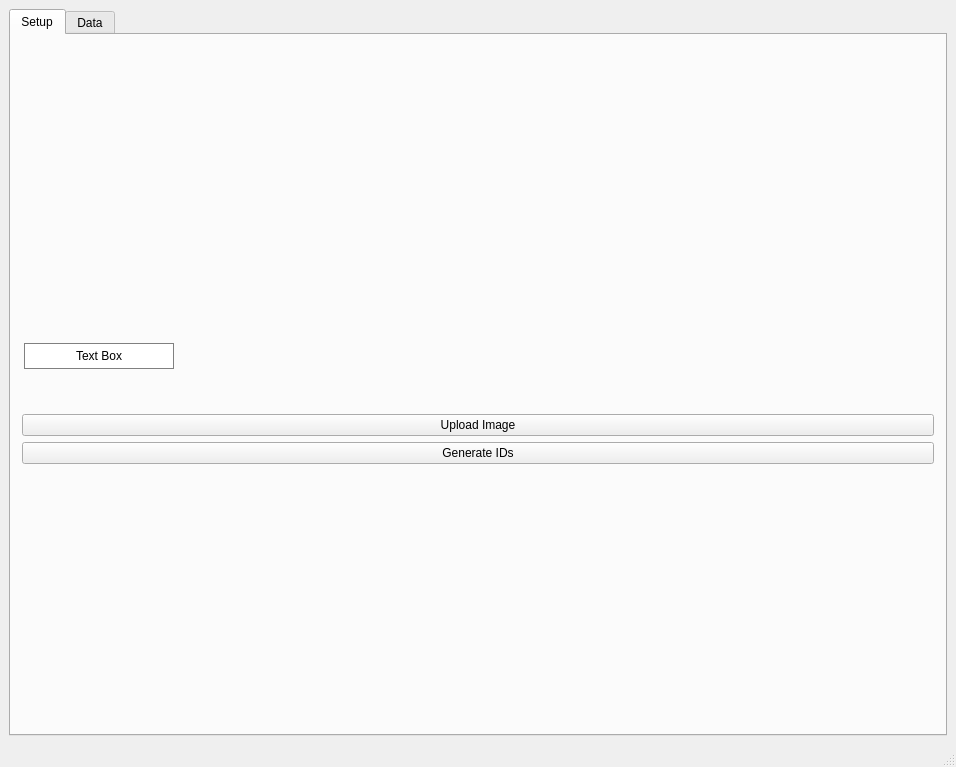
Before: the Qt Designer form generateID.ui in Leospars/Generate_IDs, drawn with Qt 5.
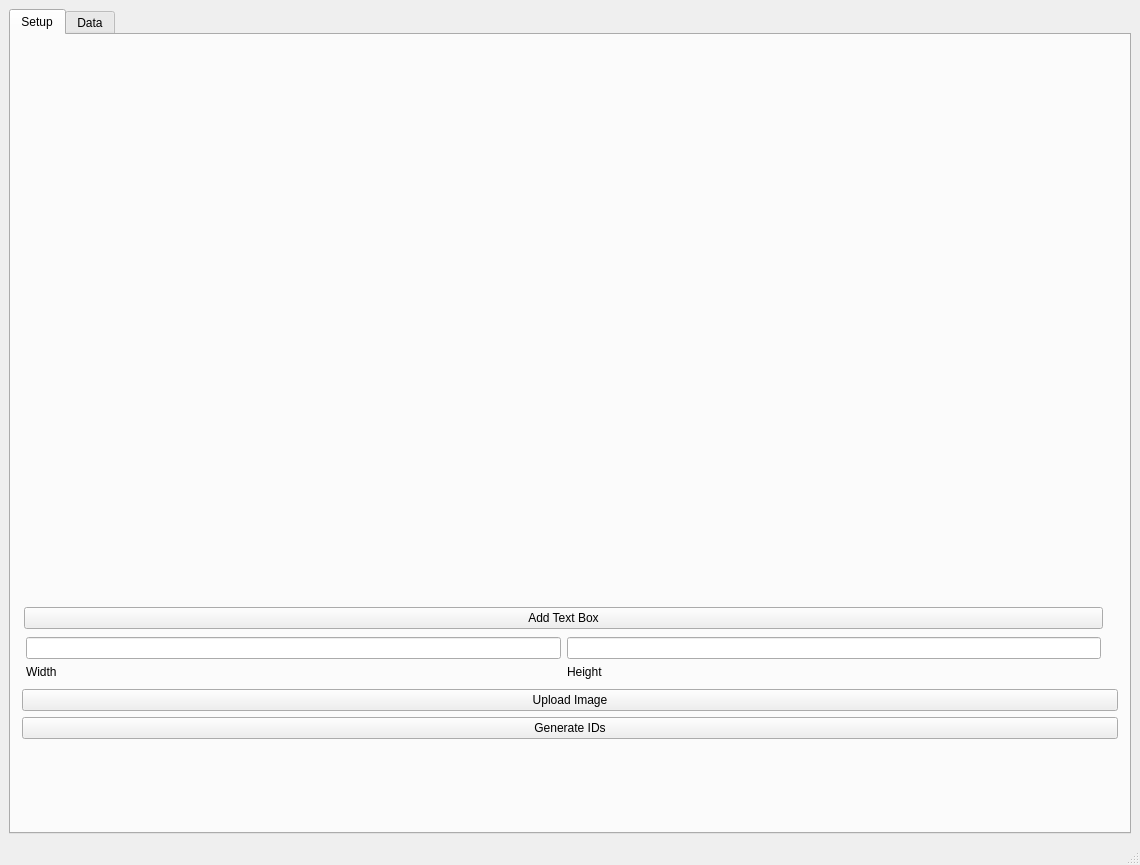
After: the same form once the commit is applied. Icons and pictures are not drawn.

Diff of the .ui file:
```diff
--- a/generateID.ui
+++ b/generateID.ui
@@ -6,8 +6,8 @@
    <rect>
     <x>0</x>
     <y>0</y>
-    <width>956</width>
-    <height>767</height>
+    <width>1140</width>
+    <height>865</height>
    </rect>
   </property>
   <property name="windowTitle">
@@ -75,52 +75,82 @@
              <number>2</number>
             </property>
             <item>
-             <widget class="QLabel" name="textBoxIcon">
-              <property name="sizePolicy">
-               <sizepolicy hsizetype="Expanding" vsizetype="Expanding">
-                <horstretch>0</horstretch>
-                <verstretch>0</verstretch>
-               </sizepolicy>
-              </property>
-              <property name="minimumSize">
-               <size>
-                <width>0</width>
-                <height>0</height>
-               </size>
-              </property>
-              <property name="maximumSize">
-               <size>
-                <width>150</width>
-                <height>100</height>
-               </size>
-              </property>
-              <property name="cursor">
-               <cursorShape>OpenHandCursor</cursorShape>
-              </property>
-              <property name="mouseTracking">
-               <bool>true</bool>
-              </property>
-              <property name="autoFillBackground">
-               <bool>false</bool>
-              </property>
-              <property name="styleSheet">
-               <string notr="true">margin: auto 0;
-                                                    text-align: center;
-                                                    height: auto;
-                                                    border: 1px solid grey;
-                                                    background-color: white
-                                                </string>
-              </property>
-              <property name="text">
-               <string>Text Box</string>
-              </property>
-              <property name="textFormat">
-               <enum>Qt::AutoText</enum>
-              </property>
-              <property name="alignment">
-               <set>Qt::AlignCenter</set>
-              </property>
-             </widget>
+             <layout class="QVBoxLayout" name="verticalLayout_6">
+              <item>
+               <spacer name="verticalSpacer">
+                <property name="orientation">
+                 <enum>Qt::Vertical</enum>
+                </property>
+                <property name="sizeHint" stdset="0">
+                 <size>
+                  <width>20</width>
+                  <height>40</height>
+                 </size>
+                </property>
+               </spacer>
+              </item>
+              <item>
+               <widget class="QPushButton" name="pushButton">
+                <property name="text">
+                 <string>Add Text Box</string>
+                </property>
+               </widget>
+              </item>
+              <item>
+               <layout class="QGridLayout" name="gridLayout">
+                <property name="sizeConstraint">
+                 <enum>QLayout::SetDefaultConstraint</enum>
+                </property>
+                <property name="leftMargin">
+                 <number>2</number>
+                </property>
+                <property name="topMargin">
+                 <number>2</number>
+                </property>
+                <property name="rightMargin">
+                 <number>2</number>
+                </property>
+                <property name="bottomMargin">
+                 <number>2</number>
+                </property>
+                <item row="0" column="3">
+                 <widget class="QLineEdit" name="lineEdit_2"/>
+                </item>
+                <item row="0" column="0">
+                 <layout class="QVBoxLayout" name="verticalLayout_5"/>
+                </item>
+                <item row="2" column="1">
+                 <widget class="QLabel" name="label_3">
+                  <property name="sizePolicy">
+                   <sizepolicy hsizetype="Preferred" vsizetype="Minimum">
+                    <horstretch>0</horstretch>
+                    <verstretch>0</verstretch>
+                   </sizepolicy>
+                  </property>
+                  <property name="maximumSize">
+                   <size>
+                    <width>400</width>
+                    <height>100</height>
+                   </size>
+                  </property>
+                  <property name="text">
+                   <string>Width</string>
+                  </property>
+                 </widget>
+                </item>
+                <item row="0" column="1">
+                 <widget class="QLineEdit" name="lineEdit"/>
+                </item>
+                <item row="2" column="3">
+                 <widget class="QLabel" name="label_4">
+                  <property name="text">
+                   <string>Height</string>
+                  </property>
+                 </widget>
+                </item>
+               </layout>
+              </item>
+             </layout>
             </item>
             <item>
              <widget class="QLabel" name="template_img">
```
Left out of the diff: 38 changed lines with no effect on the pictures.
